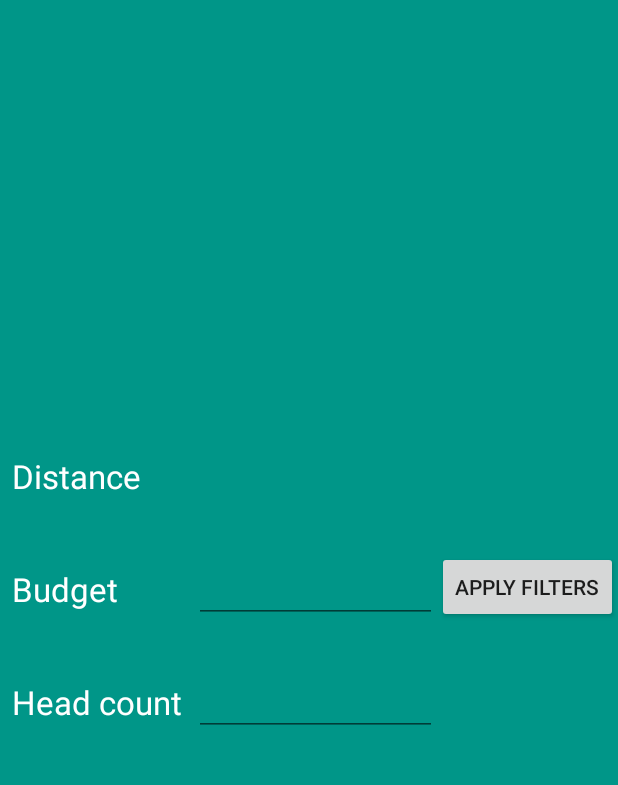
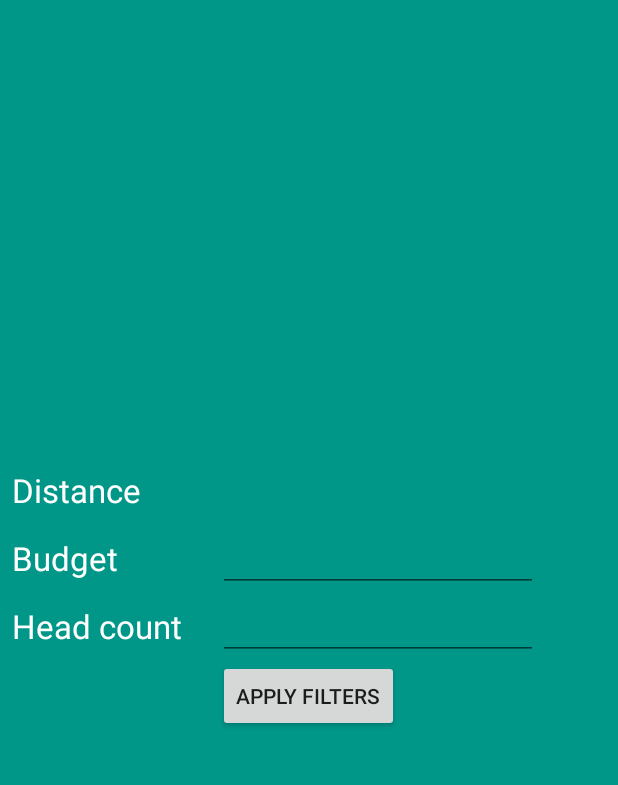
Before and after one commit to Shashank-Reddy/Locus, an Android app: the Drawer_Activity screen opened directly, with no data from a screen before it, on a phone screen of 412 x 824 dp, the part 53-838 px from its top. Run offline under Robolectric (Android 15) with nearby library versions, the phone set to English and light mode, and no system bars; our stand-ins replace Picasso, Volley; network calls fail; pictures from the network do not load; 4 statements that could not run were skipped.

Commit message:
Ver 1.0 maalooki ra...

```diff
--- a/app/src/main/AndroidManifest.xml
+++ b/app/src/main/AndroidManifest.xml
@@ -12,6 +12,8 @@
     -->
     <uses-permission android:name="android.permission.ACCESS_COARSE_LOCATION" />
     <uses-permission android:name="android.permission.ACCESS_FINE_LOCATION" />
+
+    <uses-permission android:name="android.permission.CALL_PHONE"></uses-permission>
 
     <application
         android:allowBackup="true"
--- a/app/src/main/java/sara/locus/Map_Fragment.java
+++ b/app/src/main/java/sara/locus/Map_Fragment.java
@@ -175,9 +175,10 @@
         {
             //NOTE: coords wont be NULL as we are populating it by calling fromServer() before calling displayMarkers()
             final LatLng position = new LatLng(da.coords.get(i).latitude, da.coords.get(i).longitude);
-            final MarkerOptions options = new MarkerOptions().position(position).title(da.rNames.get(i)).snippet("Rating:"+da.rRatings.get(i)+"/5\n"+"Rid-"+da.rId.get(i));
+            final MarkerOptions options = new MarkerOptions().position(position).title(da.rNames.get(i)).snippet("Rating:" + da.rRatings.get(i) + "/5\n" + "Rid-" + da.rId.get(i));
 
             getMap().addMarker(options);
+
         }
 
 
--- a/app/src/main/res/layout/activity_maps.xml
+++ b/app/src/main/res/layout/activity_maps.xml
@@ -22,11 +22,11 @@
         android:text="@string/Distance"
         android:id="@+id/Distance"
         android:textColor="#ffffff"
-        android:layout_marginTop="30dp"
         android:padding="8dp"
         android:layout_below="@+id/map"
         android:layout_alignParentLeft="true"
-        android:layout_alignParentStart="true" />
+        android:layout_alignParentStart="true"
+        android:layout_marginTop="39dp" />
 
     <TextView
         android:layout_width="wrap_content"
@@ -39,8 +39,7 @@
 
         android:layout_below="@+id/Distance"
         android:layout_alignParentLeft="true"
-        android:layout_alignParentStart="true"
-        android:layout_marginTop="30dp" />
+        android:layout_alignParentStart="true" />
 
     <TextView
         android:layout_width="wrap_content"
@@ -52,8 +51,7 @@
         android:padding="8dp"
         android:layout_below="@+id/Budget"
         android:layout_alignParentLeft="true"
-        android:layout_alignParentStart="true"
-        android:layout_marginTop="30dp" />
+        android:layout_alignParentStart="true" />
 
     <Button
         android:layout_width="wrap_content"
@@ -61,9 +59,8 @@
         android:text="Apply Filters"
         android:id="@+id/filter_Button"
         android:onClick="sendToServer"
-        android:layout_above="@+id/Head_Count"
-        android:layout_alignParentRight="true"
-        android:layout_alignParentEnd="true" />
+        android:layout_below="@+id/eHeadCount"
+        android:layout_centerHorizontal="true" />
 
     <EditText
         android:layout_width="wrap_content"
@@ -72,9 +69,8 @@
         android:ems="10"
         android:id="@+id/eDistance"
         android:layout_alignBottom="@+id/Distance"
-        android:layout_toRightOf="@+id/Head_Count"
-        android:layout_toLeftOf="@+id/filter_Button"
-        android:layout_toStartOf="@+id/filter_Button" />
+        android:layout_alignLeft="@+id/eBudget"
+        android:layout_alignStart="@+id/eBudget" />
 
     <EditText
         android:layout_width="wrap_content"
@@ -83,9 +79,8 @@
         android:ems="10"
         android:id="@+id/eBudget"
         android:layout_alignTop="@+id/Budget"
-        android:layout_toLeftOf="@+id/filter_Button"
-        android:layout_alignLeft="@+id/eDistance"
-        android:layout_alignStart="@+id/eDistance" />
+        android:layout_alignLeft="@+id/filter_Button"
+        android:layout_alignStart="@+id/filter_Button" />
 
     <EditText
         android:layout_width="wrap_content"
@@ -94,9 +89,8 @@
         android:ems="10"
         android:id="@+id/eHeadCount"
         android:layout_alignTop="@+id/Head_Count"
-        android:layout_toLeftOf="@+id/filter_Button"
-        android:layout_toRightOf="@+id/Head_Count"
-        android:layout_toEndOf="@+id/Head_Count" />
+        android:layout_alignLeft="@+id/eBudget"
+        android:layout_alignStart="@+id/eBudget" />
 
 
 </RelativeLayout>
```
Also changed, not shown: app/src/main/java/sara/locus/locationDetails.java (+62 -7 lines), app/src/main/res/layout/content_location_details.xml (+49 -7 lines).
